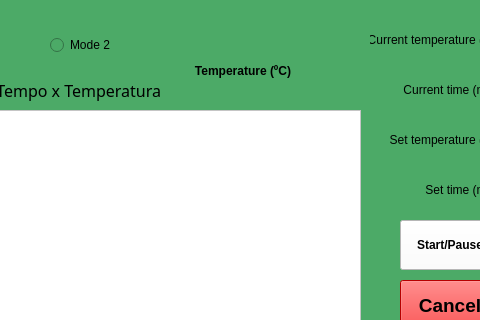
First picture: the form in TCSystem.ui, repository NaldoHoracio/TemperatureControlSystem, before the edit; both pictures show x 280 to 760 and y 0 to 320 of the 900 by 580 pixel window.
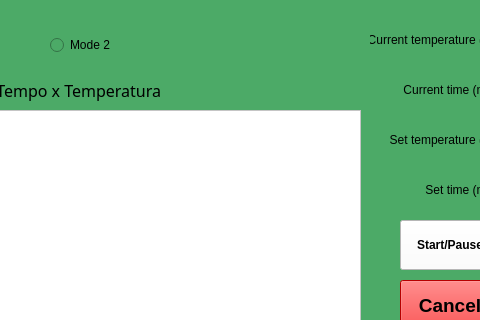
Second picture: the form after the edit.

Commit message: Button rotate é o último!

What changed in the file:
```diff
--- a/TCSystem.ui
+++ b/TCSystem.ui
@@ -388,34 +388,6 @@
      <set>Qt::AlignRight|Qt::AlignTrailing|Qt::AlignVCenter</set>
     </property>
    </widget>
-   <widget class="QLabel" name="setTimeM1_5">
-    <property name="geometry">
-     <rect>
-      <x>470</x>
-      <y>60</y>
-      <width>101</width>
-      <height>21</height>
-     </rect>
-    </property>
-    <property name="font">
-     <font>
-      <weight>75</weight>
-      <bold>true</bold>
-     </font>
-    </property>
-    <property name="mouseTracking">
-     <bool>true</bool>
-    </property>
-    <property name="tabletTracking">
-     <bool>false</bool>
-    </property>
-    <property name="text">
-     <string>Temperature (ºC)</string>
-    </property>
-    <property name="alignment">
-     <set>Qt::AlignRight|Qt::AlignTrailing|Qt::AlignVCenter</set>
-    </property>
-   </widget>
   </widget>
   <widget class="QStatusBar" name="statusbar"/>
  </widget>
```
Left out of the diff: 7 changed lines with no effect on the pictures. The commit also changes 1 other file.
